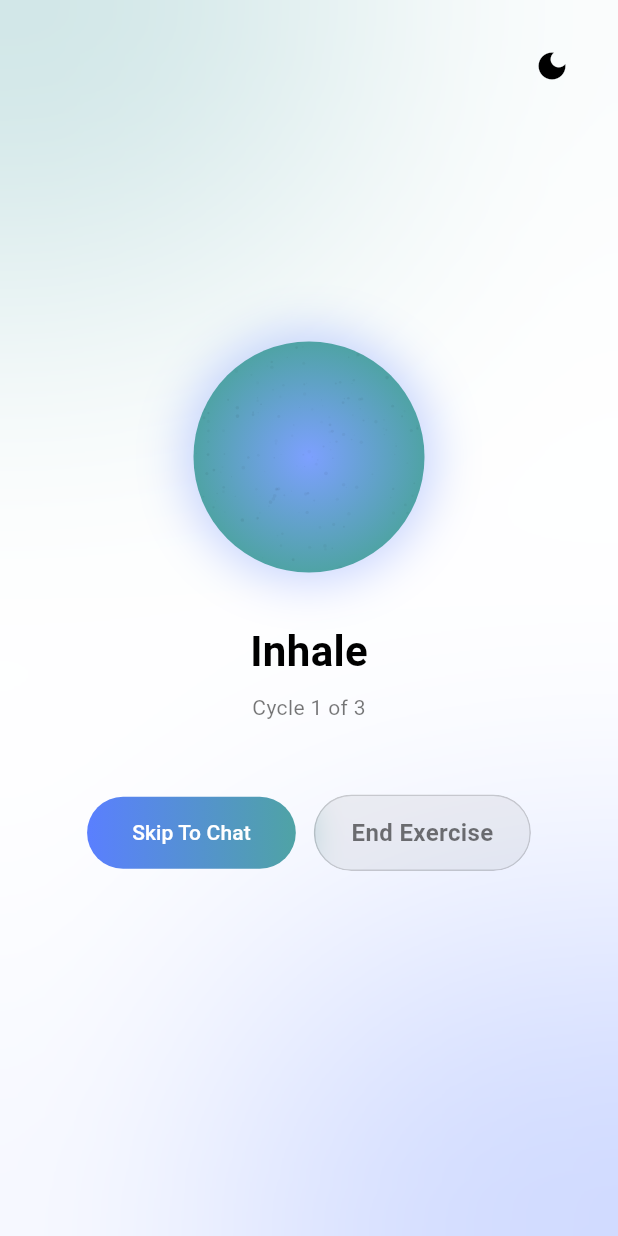
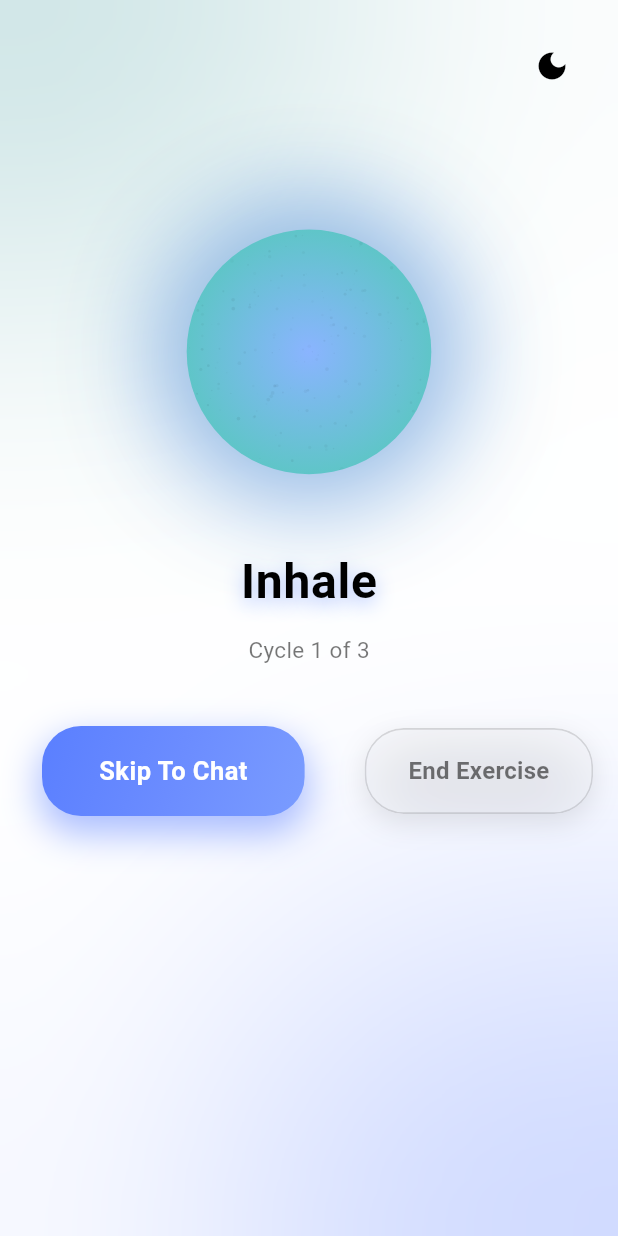
Before and after one commit to prem-03829/EmoCare, a Flutter app: the screen it shows after launch, after a tap on the "light mode" icon, after a tap on "Continue", on a phone screen of 412 x 824 dp. Run offline on Flutter 3.47's test engine with Material 3 defaults, Android fonts, the phone set to English and light mode, and no system bars; our stand-ins replace supabase_flutter; missing offline and left inert: record; accounts and stored records are empty.

Commit message:
fixed ui of spalsh screen

```diff
--- a/frontend/app/lib/screens/splash_screen.dart
+++ b/frontend/app/lib/screens/splash_screen.dart
@@ -1,7 +1,7 @@
 import 'dart:math';
 import 'dart:ui';
 import 'package:flutter/material.dart';
-import 'chat_screen.dart';
+import 'chat_screen.dart'; // ← assuming this exists
 
 class SplashScreen extends StatefulWidget {
   const SplashScreen({super.key});
@@ -93,7 +93,8 @@ class _SplashScreenState extends State<SplashScreen>
 
   @override
   Widget build(BuildContext context) {
-    final bgColor = isDark ? const Color.fromARGB(255, 37, 34, 71) : Colors.white;
+    final bgColor =
+        isDark ? const Color.fromARGB(255, 37, 34, 71) : Colors.white;
     final textColor = isDark ? Colors.white : Colors.black;
 
     return Scaffold(
@@ -118,37 +119,56 @@ class _SplashScreenState extends State<SplashScreen>
                         isDark ? Icons.light_mode : Icons.dark_mode,
                         color: textColor,
                       ),
-                      onPressed: () {
-                        setState(() {
-                          isDark = !isDark;
-                        });
-                      },
+                      onPressed: () => setState(() => isDark = !isDark),
                     ),
                   ),
                 ),
-                const Spacer(),
+                const Spacer(flex: 7),
                 if (!_showBreathing)
-                  Text(
-                    "It's okay to slow down,\nfor a moment.",
+                  Padding(
+                    padding: const EdgeInsets.symmetric(horizontal: 32),
+                    child: DefaultTextStyle(
+                      style: TextStyle(
+                        fontSize: 26,
+                        height: 1.32,
+                        fontWeight: FontWeight.w500,
+                        color: isDark ? Colors.white70 : Colors.black87,
+                        shadows: isDark
+                            ? [
+                                Shadow(
+                                  color:
+                                      const Color(0xFF7DA0FF).withOpacity(0.35),
+                                  blurRadius: 24,
+                                  offset: const Offset(0, 4),
+                                ),
+                                Shadow(
+                                  color:
+                                      const Color(0xFF4FA3A5).withOpacity(0.25),
+                                  blurRadius: 32,
+                                  offset: const Offset(0, 6),
+                                ),
+                              ]
+                            : null,
+                      ),
                       textAlign: TextAlign.center,
-                    style: TextStyle(
-                      fontSize: 24,
-                      color: isDark ? Colors.white70 : Colors.black54,
+                      child:
+                          const Text("It's okay to slow down,\nfor a moment."),
                     ),
                   )
                 else
                   AnimatedBuilder(
                     animation: _breathController,
-                    builder: (context, child) {
+                    builder: (context, _) {
                       final t = _breathController.value;
                       final scale = _breathScale(t);
+
                       return Column(
                         children: [
                           Transform.scale(
                             scale: scale,
                             child: SizedBox(
-                              width: 170,
-                              height: 170,
+                              width: 180,
+                              height: 180,
                               child: Stack(
                                 children: [
                                   Container(
@@ -156,15 +176,22 @@ class _SplashScreenState extends State<SplashScreen>
                                       shape: BoxShape.circle,
                                       gradient: const RadialGradient(
                                         colors: [
-                                          Color(0xFF7DA0FF),
-                                          Color(0xFF4FA3A5),
+                                          Color(0xFF8AB4FF),
+                                          Color(0xFF5FC5C8)
                                         ],
                                       ),
                                       boxShadow: [
                                         BoxShadow(
-                                          color: const Color(0xFF5A7FFF).withOpacity(0.35),
-                                          blurRadius: 30,
-                                          spreadRadius: 6,
+                                          color: const Color(0xFF6B8FFF)
+                                              .withOpacity(0.5),
+                                          blurRadius: 60,
+                                          spreadRadius: 20,
+                                        ),
+                                        BoxShadow(
+                                          color: const Color(0xFF4FA3A5)
+                                              .withOpacity(0.4),
+                                          blurRadius: 80,
+                                          spreadRadius: 10,
                                         ),
                                       ],
                                     ),
@@ -173,7 +200,8 @@ class _SplashScreenState extends State<SplashScreen>
                                     child: ClipOval(
                                       child: CustomPaint(
                                         painter: _BreathingNoisePainter(
-                                          seed: (t * 1000).toInt() + _completedCycles * 97,
+                                          seed: (t * 1000).toInt() +
+                                              _completedCycles * 97,
                                           darkMode: isDark,
                                         ),
                                       ),
@@ -183,30 +211,41 @@ class _SplashScreenState extends State<SplashScreen>
                               ),
                             ),
                           ),
-                          const SizedBox(height: 24),
+                          const SizedBox(height: 40),
                           Text(
                             _breathPrompt(t),
                             style: TextStyle(
-                              fontSize: 28,
+                              fontSize: 32,
                               fontWeight: FontWeight.w700,
                               color: textColor,
+                              letterSpacing: 0.5,
+                              shadows: [
+                                Shadow(
+                                  color:
+                                      const Color(0xFF7DA0FF).withOpacity(0.6),
+                                  blurRadius: 16,
+                                  offset: const Offset(0, 4),
+                                ),
+                              ],
                             ),
                           ),
-                          const SizedBox(height: 8),
+                          const SizedBox(height: 12),
                           Text(
                             "Cycle ${min(_completedCycles + 1, _targetCycles)} of $_targetCycles",
                             style: TextStyle(
-                              fontSize: 14,
-                              color: isDark ? Colors.white70 : Colors.black54,
+                              fontSize: 15,
+                              color: isDark ? Colors.white60 : Colors.black54,
                             ),
                           ),
                         ],
                       );
                     },
                   ),
-                const SizedBox(height: 28),
+                const Spacer(
+                    flex:
+                        5), // ← was 4 → now more space above buttons → effectively shifts buttons up
                 _buildActionButtons(),
-                const Spacer(flex: 2),
+                const SizedBox(height: 280), // ← was 40 → reduced by ~20px
               ],
             ),
           ),
@@ -266,22 +305,32 @@ class _SplashScreenState extends State<SplashScreen>
   }
 
   Widget _buildActionButtons() {
-    return Transform.translate(
-      offset: const Offset(0, 20),
-      child: Padding(
-        padding: const EdgeInsets.symmetric(horizontal: 24),
+    return Padding(
+      padding: const EdgeInsets.symmetric(horizontal: 28),
       child: Row(
         mainAxisAlignment: MainAxisAlignment.center,
         children: [
+          // Primary button
           Container(
             decoration: BoxDecoration(
-                borderRadius: BorderRadius.circular(25),
+              borderRadius: BorderRadius.circular(26),
               gradient: const LinearGradient(
+                begin: Alignment.topLeft,
+                end: Alignment.bottomRight,
                 colors: [
                   Color(0xFF5A7FFF),
-                    Color(0xFF4FA3A5),
+                  Color(0xFF6B8CFF),
+                  Color(0xFF7A9CFF),
                 ],
               ),
+              boxShadow: [
+                BoxShadow(
+                  color: const Color(0xFF5A7FFF).withOpacity(0.50),
+                  blurRadius: 20,
+                  offset: const Offset(0, 10),
+                  spreadRadius: 2,
+                ),
+              ],
             ),
             child: ElevatedButton(
               onPressed: () {
@@ -294,10 +343,11 @@ class _SplashScreenState extends State<SplashScreen>
               style: ElevatedButton.styleFrom(
                 backgroundColor: Colors.transparent,
                 shadowColor: Colors.transparent,
-                  padding: const EdgeInsets.symmetric(horizontal: 30, vertical: 14),
+                padding:
+                    const EdgeInsets.symmetric(horizontal: 38, vertical: 18),
                 shape: RoundedRectangleBorder(
-                    borderRadius: BorderRadius.circular(25),
-                  ),
+                    borderRadius: BorderRadius.circular(26)),
+                elevation: 0,
               ),
               child: Text(
                 !_showBreathing
@@ -305,31 +355,46 @@ class _SplashScreenState extends State<SplashScreen>
                     : (_completedCycles >= _targetCycles
                         ? "Start Chat"
                         : "Skip To Chat"),
-                  style: const TextStyle(color: Colors.white),
+                style: const TextStyle(
+                  fontSize: 17,
+                  fontWeight: FontWeight.w600,
+                  color: Colors.white,
+                  letterSpacing: 0.3,
                 ),
               ),
             ),
-            const SizedBox(width: 12),
-            ClipRRect(
-              borderRadius: BorderRadius.circular(25),
+          ),
+
+          const SizedBox(
+              width:
+                  40), // ← increased from 16 to 24 → more distance between buttons
+
+          // Secondary glass button
+          Container(
+            decoration: BoxDecoration(
+              borderRadius: BorderRadius.circular(26),
+              boxShadow: [
+                BoxShadow(
+                  color: Colors.black.withOpacity(isDark ? 0.18 : 0.10),
+                  blurRadius: 16,
+                  offset: const Offset(0, 6),
+                ),
+              ],
+            ),
+            child: ClipRRect(
+              borderRadius: BorderRadius.circular(26),
               child: BackdropFilter(
-                filter: ImageFilter.blur(sigmaX: 16, sigmaY: 16),
-                child: Material(
-                  color: Colors.transparent,
-                  child: InkWell(
-                    borderRadius: BorderRadius.circular(25),
-                    onTap: _openChat,
+                filter: ImageFilter.blur(sigmaX: 20, sigmaY: 20),
                 child: Container(
-                      padding: const EdgeInsets.symmetric(horizontal: 24, vertical: 13),
+                  padding:
+                      const EdgeInsets.symmetric(horizontal: 28, vertical: 16),
                   decoration: BoxDecoration(
-                        color: isDark
-                            ? Colors.white.withOpacity(0.09)
-                            : Colors.black.withOpacity(0.05),
-                        borderRadius: BorderRadius.circular(25),
+                    color: Colors.white.withOpacity(isDark ? 0.06 : 0.09),
+                    borderRadius: BorderRadius.circular(26),
                     border: Border.all(
-                          color: isDark
-                              ? Colors.white.withOpacity(0.26)
-                              : Colors.black.withOpacity(0.15),
+                      color: (isDark ? Colors.white : Colors.black)
+                          .withOpacity(isDark ? 0.18 : 0.13),
+                      width: 1.1,
                     ),
                   ),
                   child: Text(
@@ -338,7 +403,7 @@ class _SplashScreenState extends State<SplashScreen>
                       fontSize: 16,
                       fontWeight: FontWeight.w600,
                       color: isDark ? Colors.white70 : Colors.black54,
-                        ),
+                      letterSpacing: 0.2,
                     ),
                   ),
                 ),
@@ -346,7 +411,6 @@ class _SplashScreenState extends State<SplashScreen>
             ),
           ),
         ],
-        ),
       ),
     );
   }
```
Lines whose indentation alone changed are shown as unchanged.
